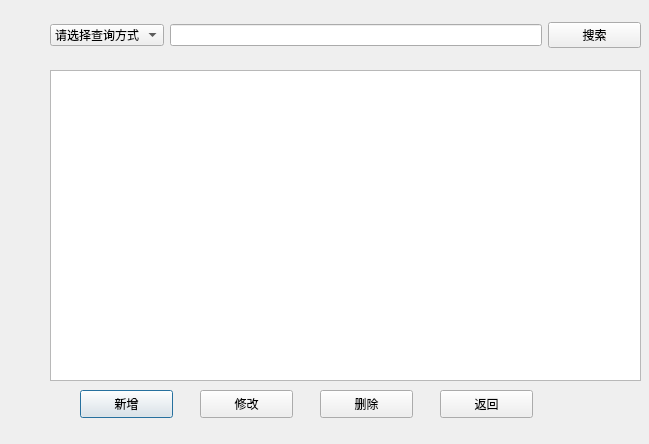
First picture: the form in booklistdlg.ui, repository CALMorACT/CodePracticeClassProject, before the edit.
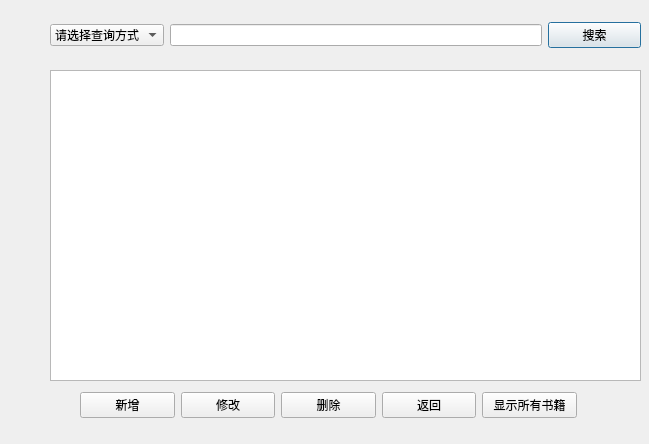
Second picture: the form after the edit.

What changed in the file:
```diff
--- a/booklistdlg.ui
+++ b/booklistdlg.ui
@@ -23,59 +23,7 @@
     </rect>
    </property>
   </widget>
-  <widget class="QPushButton" name="add">
-   <property name="geometry">
-    <rect>
-     <x>80</x>
-     <y>390</y>
-     <width>93</width>
-     <height>28</height>
-    </rect>
-   </property>
-   <property name="text">
-    <string>新增</string>
-   </property>
-  </widget>
-  <widget class="QPushButton" name="reviseBtn">
-   <property name="geometry">
-    <rect>
-     <x>200</x>
-     <y>390</y>
-     <width>93</width>
-     <height>28</height>
-    </rect>
-   </property>
-   <property name="text">
-    <string>修改</string>
-   </property>
-  </widget>
-  <widget class="QPushButton" name="deleteBtn">
-   <property name="geometry">
-    <rect>
-     <x>320</x>
-     <y>390</y>
-     <width>93</width>
-     <height>28</height>
-    </rect>
-   </property>
-   <property name="text">
-    <string>删除</string>
-   </property>
-  </widget>
-  <widget class="QPushButton" name="returnBtn">
-   <property name="geometry">
-    <rect>
-     <x>440</x>
-     <y>390</y>
-     <width>93</width>
-     <height>28</height>
-    </rect>
-   </property>
-   <property name="text">
-    <string>返回</string>
-   </property>
-  </widget>
-  <widget class="QWidget" name="">
+  <widget class="QWidget" name="layoutWidget">
    <property name="geometry">
     <rect>
      <x>50</x>
@@ -121,6 +69,53 @@
     </item>
    </layout>
   </widget>
+  <widget class="QWidget" name="">
+   <property name="geometry">
+    <rect>
+     <x>80</x>
+     <y>390</y>
+     <width>497</width>
+     <height>30</height>
+    </rect>
+   </property>
+   <layout class="QHBoxLayout" name="horizontalLayout_2">
+    <item>
+     <widget class="QPushButton" name="add">
+      <property name="text">
+       <string>新增</string>
+      </property>
+     </widget>
+    </item>
+    <item>
+     <widget class="QPushButton" name="reviseBtn">
+      <property name="text">
+       <string>修改</string>
+      </property>
+     </widget>
+    </item>
+    <item>
+     <widget class="QPushButton" name="deleteBtn">
+      <property name="text">
+       <string>删除</string>
+      </property>
+     </widget>
+    </item>
+    <item>
+     <widget class="QPushButton" name="returnBtn">
+      <property name="text">
+       <string>返回</string>
+      </property>
+     </widget>
+    </item>
+    <item>
+     <widget class="QPushButton" name="pushButton">
+      <property name="text">
+       <string>显示所有书籍</string>
+      </property>
+     </widget>
+    </item>
+   </layout>
+  </widget>
  </widget>
  <resources/>
  <connections/>
```
